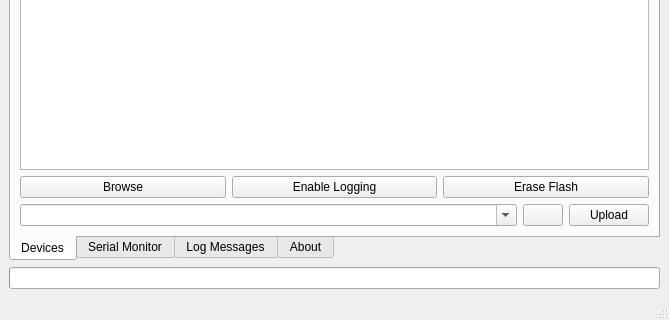
Above: gui/mainwindow.ui from littleyoda/littleyoda-DCC-Decoder-Flasher before the change; both pictures show x 0 to 669 and y 278 to 598 of the 669 by 598 pixel window. Below: the same form after it.
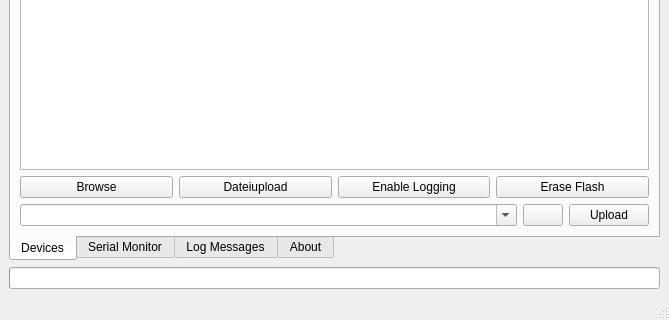
That is the form after the change. The open tabs and pages were chosen to show the change. Icons and pictures are not drawn.

Commit message: [etc] Vorbereitung für fileupload [etc] Anzeige von nicht unterstüzten Serial-to-USB Adapter

Diff of the .ui file:
```diff
--- a/gui/mainwindow.ui
+++ b/gui/mainwindow.ui
@@ -176,6 +176,19 @@
             </property>
            </widget>
           </item>
+          <item>
+           <widget class="QPushButton" name="fileuploadButton">
+            <property name="sizePolicy">
+             <sizepolicy hsizetype="Expanding" vsizetype="Fixed">
+              <horstretch>0</horstretch>
+              <verstretch>0</verstretch>
+             </sizepolicy>
+            </property>
+            <property name="text">
+             <string>Dateiupload</string>
+            </property>
+           </widget>
+          </item>
           <item>
            <widget class="QPushButton" name="enableLoggingButton">
             <property name="sizePolicy">
```
The commit also changes 1 other file.
